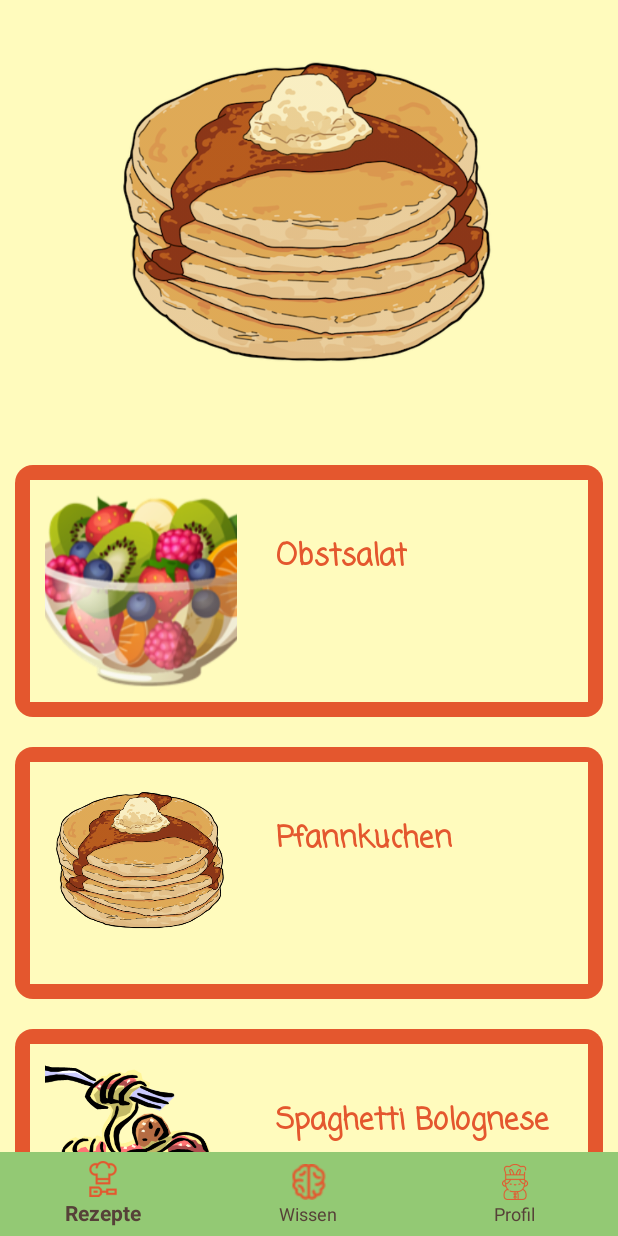
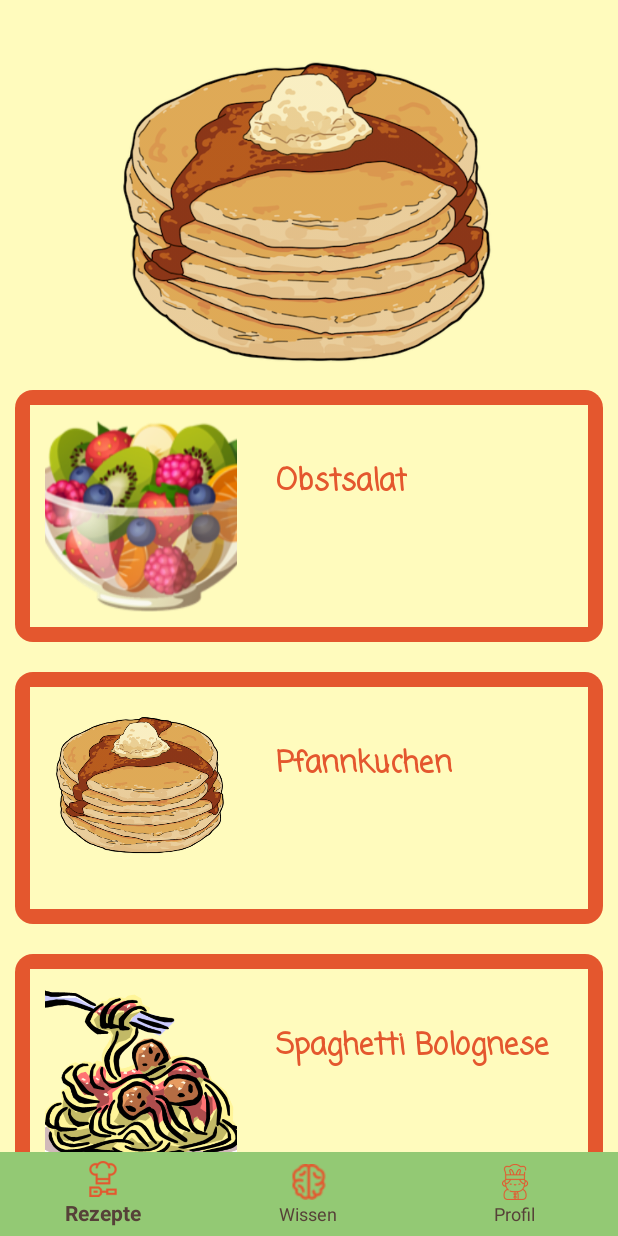
Before and after one commit to passionflower36/KochenRezept, an Android app: the screen it shows after launch (MainActivity), on a phone screen of 412 x 824 dp. Run offline under Robolectric (Android 15) with nearby library versions, the light colour scheme and no system bars; Roboto replaces fonts that are not available here.

Commit message:
styles bisschen geändert

```diff
--- a/app/src/main/res/layout/fragment_rezept.xml
+++ b/app/src/main/res/layout/fragment_rezept.xml
@@ -16,7 +16,7 @@
 
         <android.support.design.widget.CollapsingToolbarLayout
             android:layout_width="match_parent"
-            android:layout_height="300dp"
+            android:layout_height="250dp"
             app:contentScrim="@color/colorPrimary"
             android:fitsSystemWindows="true"
             app:layout_scrollFlags="scroll|exitUntilCollapsed"
```
